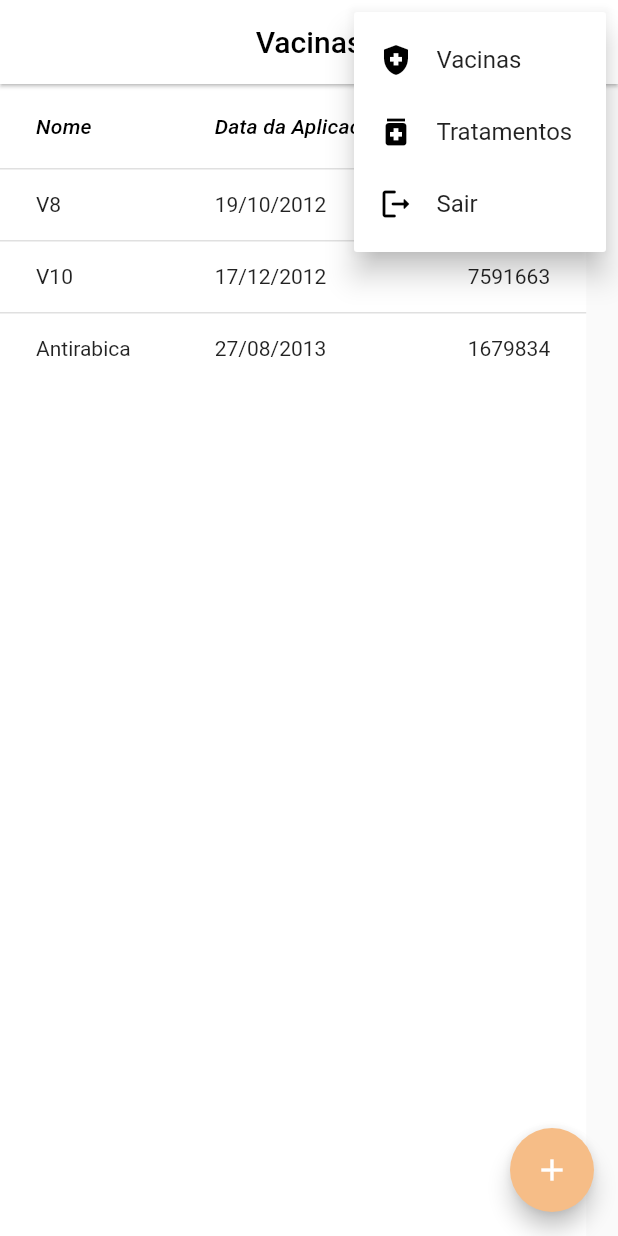
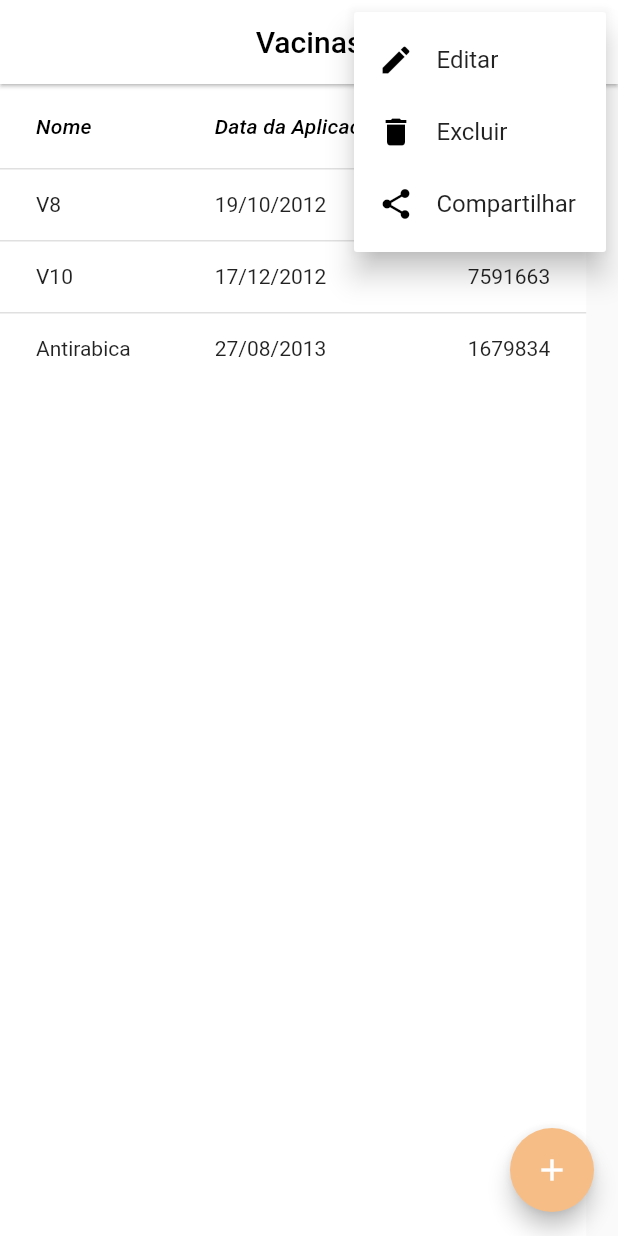
Before and after one commit to castrobiia/health_pets, a Flutter app: the VacinaPage screen opened directly, after a tap on the "more vert" icon, on a phone screen of 412 x 824 dp. Run offline on Flutter 3.47's test engine with Material 2 defaults, Android fonts, the phone set to English and light mode, and no system bars; our stand-ins replace splashscreen, syncfusion_flutter_calendar, syncfusion_flutter_charts.

Commit message:
Adiçao de 'editar vacina'

```diff
--- /dev/null
+++ b/lib/pages/menu-vacina.page.dart
@@ -0,0 +1,77 @@
+import 'package:flutter/material.dart';
+import 'package:health_pets/pages/editar-vacina.page.dart';
+import 'package:health_pets/pages/vacinas.page.dart';
+
+class MenuItemVacina {
+  final String texto;
+  final IconData icone;
+
+  const MenuItemVacina({
+    required this.texto,
+    required this.icone,
+  });
+}
+
+class MenuItensVacina {
+  static const List<MenuItemVacina> items = [
+    itemEditar,
+    itemExcluir,
+    itemCompartilhar,
+  ];
+
+  static const itemEditar = MenuItemVacina(
+    texto: "Editar",
+    icone: Icons.edit,
+  );
+
+  static const itemExcluir = MenuItemVacina(
+    texto: "Excluir",
+    icone: Icons.delete,
+  );
+
+  static const itemCompartilhar = MenuItemVacina(
+    texto: "Compartilhar",
+    icone: Icons.share,
+  );
+}
+
+PopupMenuItem<MenuItemVacina> buildItem(MenuItemVacina item) =>
+    PopupMenuItem<MenuItemVacina>(
+      value: item,
+      child: Row(
+        mainAxisAlignment: MainAxisAlignment.start,
+        children: [
+          Icon(item.icone),
+          SizedBox(width: 15),
+          Text(item.texto),
+        ],
+      ),
+    );
+
+void onSelected(BuildContext context, MenuItemVacina item) {
+  switch (item) {
+    case MenuItensVacina.itemEditar:
+      Navigator.push(
+        context,
+        MaterialPageRoute(
+          builder: (context) => EditarVacina(),
+        ),
+      );
+      break;
+    case MenuItensVacina.itemExcluir:
+      Navigator.push(
+        context,
+        MaterialPageRoute(
+          builder: (context) => VacinaPage(), //arrumar depois
+        ),
+      );
+      break;
+    case MenuItensVacina.itemCompartilhar:
+      Navigator.push(
+        context,
+        MaterialPageRoute(
+          builder: (context) => VacinaPage(), //arrumar depois
+        ),
+      );
+  }
+}
--- a/lib/pages/vacinas.page.dart
+++ b/lib/pages/vacinas.page.dart
@@ -1,6 +1,6 @@
 import 'package:flutter/material.dart';
 import 'package:health_pets/pages/cadastro-vacina.page.dart';
-import 'package:health_pets/pages/menu.page.dart';
+import 'package:health_pets/pages/menu-vacina.page.dart';
 import 'package:health_pets/widgets/vacina/tabela-vacina.widget.dart';
 
 class VacinaPage extends StatelessWidget {
@@ -33,10 +33,10 @@ class VacinaPage extends StatelessWidget {
         automaticallyImplyLeading: false,
         elevation: 1,
         actions: [
-          PopupMenuButton<MenuItem>(
+          PopupMenuButton<MenuItemVacina>(
             onSelected: (item) => onSelected(context, item),
             itemBuilder: (context) => [
-              ...MenuItems.items.map(buildItem).toList(),
+              ...MenuItensVacina.items.map(buildItem).toList(),
             ],
           ),
         ],
```
Also changed, not shown: lib/pages/editar-vacina.page.dart (added, +167 -0 lines).
